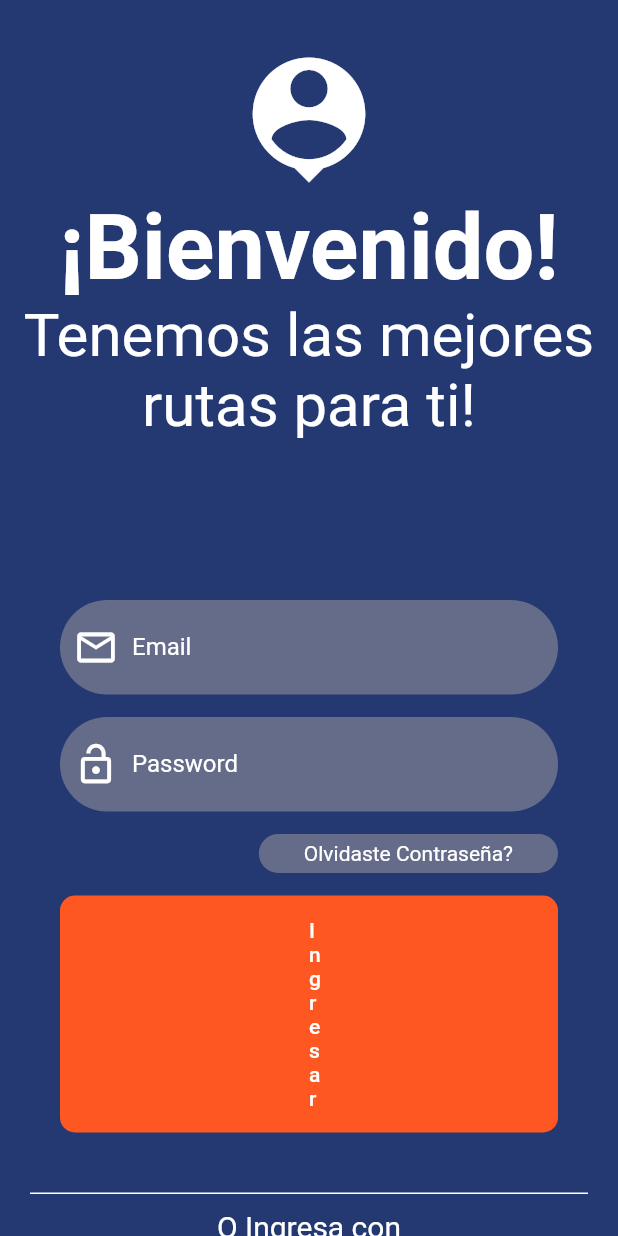
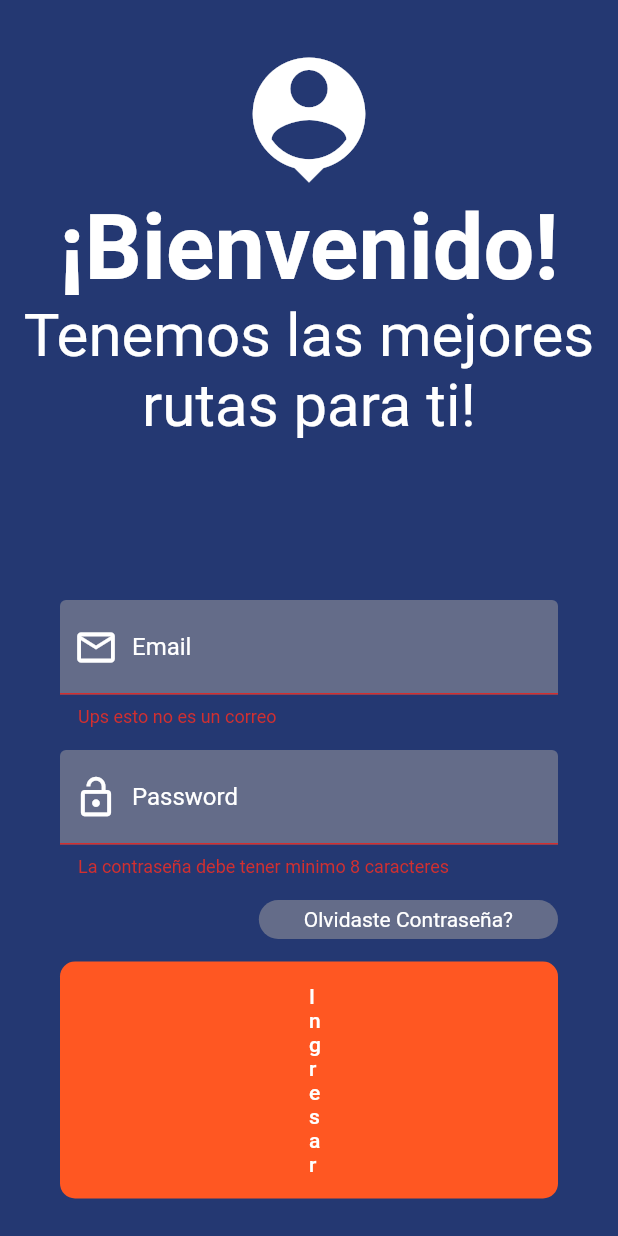
Before and after one commit to doublevpartners/w2w-app, a Flutter app: the screen it shows after launch, after a tap on "Ingresar", on a phone screen of 412 x 824 dp. Run offline on Flutter 3.47's test engine with Material 2 defaults, Android fonts, the phone set to English and light mode, and no system bars.

Commit message:
Global State with provider Login

```diff
--- /dev/null
+++ b/lib/providers/login_form_provider.dart
@@ -0,0 +1,14 @@
+import 'package:flutter/material.dart';
+
+class LoginFormProvider extends ChangeNotifier {
+  GlobalKey<FormState> formKey = new GlobalKey<FormState>();
+
+  String email = '';
+  String password = '';
+
+  bool isValidForm() {
+    print(formKey.currentState?.validate());
+    print('$email - $password');
+    return formKey.currentState?.validate() ?? false;
+  }
+}
--- a/lib/screens/login_screen.dart
+++ b/lib/screens/login_screen.dart
@@ -1,10 +1,11 @@
 import 'package:flutter/material.dart';
+import 'package:provider/provider.dart';
+import 'package:w2w_app/providers/login_form_provider.dart';
 import 'package:w2w_app/ui/input_decorations.dart';
 import 'package:w2w_app/widgets/widgets.dart';
 
 class LoginScreen extends StatelessWidget {
   const LoginScreen({Key? key}) : super(key: key);
-
   @override
   Widget build(BuildContext context) {
     return Scaffold(
@@ -16,11 +17,14 @@
               height: 350,
             ),
             CardContainerLogin(
-              child: Column(children: const [
-                SizedBox(
+              child: Column(children: [
+                const SizedBox(
                   height: 20,
                 ),
-                _LoginForm()
+                ChangeNotifierProvider(
+                  create: (_) => LoginFormProvider(),
+                  child: const _LoginForm(),
+                )
               ]),
             ),
             const Text(
@@ -36,12 +40,13 @@
 
 class _LoginForm extends StatelessWidget {
   const _LoginForm({super.key});
-
   @override
   Widget build(BuildContext context) {
+    final loginForm = Provider.of<LoginFormProvider>(context);
     return Container(
       child: Form(
           //TODO: mantener la referencia al key
+          key: loginForm.formKey,
           autovalidateMode: AutovalidateMode.onUserInteraction,
           child: Column(
             children: [
@@ -53,6 +58,7 @@
                     labelText: 'Email',
                     hintText: 'example@mail.com',
                     prefixIcon: Icons.email_outlined),
+                onChanged: (value) => loginForm.email = value,
                 validator: (value) {
                   String pattern =
                       r'^(([^<>()[\]\\.,;:\s@\"]+(\.[^<>()[\]\\.,;:\s@\"]+)*)|(\".+\"))@((\[[0-9]{1,3}\.[0-9]{1,3}\.[0-9]{1,3}\.[0-9]{1,3}\])|(([a-zA-Z\-0-9]+\.)+[a-zA-Z]{2,}))$';
@@ -76,6 +82,7 @@
                     labelText: 'Password',
                     hintText: '************',
                     prefixIcon: Icons.lock_open),
+                onChanged: (value) => loginForm.password = value,
                 validator: (value) {
                   if (value != null && value.length >= 8) return null;
                   return 'La contraseña debe tener minimo 8 caracteres';
@@ -116,6 +123,9 @@
                     )),
                 onPressed: () {
                   //TODO: Login Form
+                  if (!loginForm.isValidForm()) return;
+
+                  Navigator.pushReplacementNamed(context, 'home');
                 },
               ),
               const SizedBox(
--- a/lib/ui/input_decorations.dart
+++ b/lib/ui/input_decorations.dart
@@ -13,18 +13,18 @@
         ),
         hintText: hintText,
         labelText: labelText,
-        labelStyle: TextStyle(color: Colors.white),
+        labelStyle: const TextStyle(color: Colors.white),
         hintStyle: const TextStyle(
             color: Colors.white, fontSize: 20, fontWeight: FontWeight.w400),
         enabledBorder: OutlineInputBorder(
-          borderSide: BorderSide(color: Colors.transparent),
+          borderSide: const BorderSide(color: Colors.transparent),
           borderRadius: BorderRadius.circular(50),
         ),
         focusedBorder: OutlineInputBorder(
-          borderSide: BorderSide(color: Colors.transparent),
+          borderSide: const BorderSide(color: Colors.transparent),
           borderRadius: BorderRadius.circular(50),
         ),
         filled: true,
-        fillColor: Color.fromARGB(129, 163, 159, 159));
+        fillColor: const Color.fromARGB(129, 163, 159, 159));
   }
 }
```
Also changed, not shown: pubspec.yaml (+4 -12 lines), pubspec.lock.
